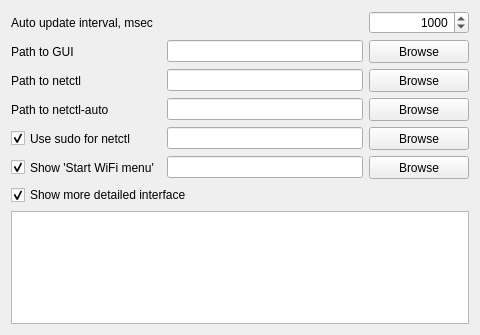
Above: sources/plasmoid/widget.ui from arcan1s/netctl-gui before the change. Below: the same form after it.
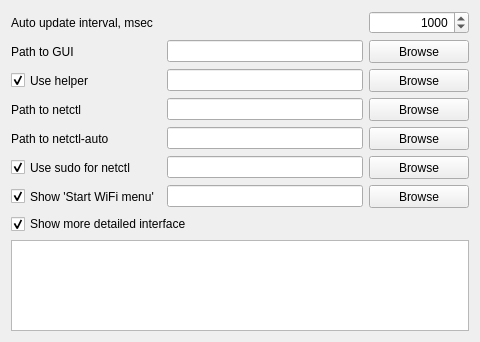
That is the form after the change.

Commit message: add plasmoid helper integration

```diff
--- a/sources/plasmoid/widget.ui
+++ b/sources/plasmoid/widget.ui
@@ -7,7 +7,7 @@
     <x>0</x>
     <y>0</y>
     <width>480</width>
-    <height>335</height>
+    <height>342</height>
    </rect>
   </property>
   <property name="minimumSize">
@@ -111,6 +111,42 @@
      </item>
     </layout>
    </item>
+   <item>
+    <layout class="QHBoxLayout" name="layout_helper">
+     <item>
+      <widget class="QCheckBox" name="checkBox_helper">
+       <property name="minimumSize">
+        <size>
+         <width>150</width>
+         <height>23</height>
+        </size>
+       </property>
+       <property name="text">
+        <string>Use helper</string>
+       </property>
+       <property name="checked">
+        <bool>true</bool>
+       </property>
+      </widget>
+     </item>
+     <item>
+      <widget class="QLineEdit" name="lineEdit_helper"/>
+     </item>
+     <item>
+      <widget class="QPushButton" name="pushButton_helper">
+       <property name="minimumSize">
+        <size>
+         <width>100</width>
+         <height>23</height>
+        </size>
+       </property>
+       <property name="text">
+        <string>Browse</string>
+       </property>
+      </widget>
+     </item>
+    </layout>
+   </item>
    <item>
     <layout class="QHBoxLayout" name="layout_netctl">
      <item>
```
The commit also changes 6 other files.
